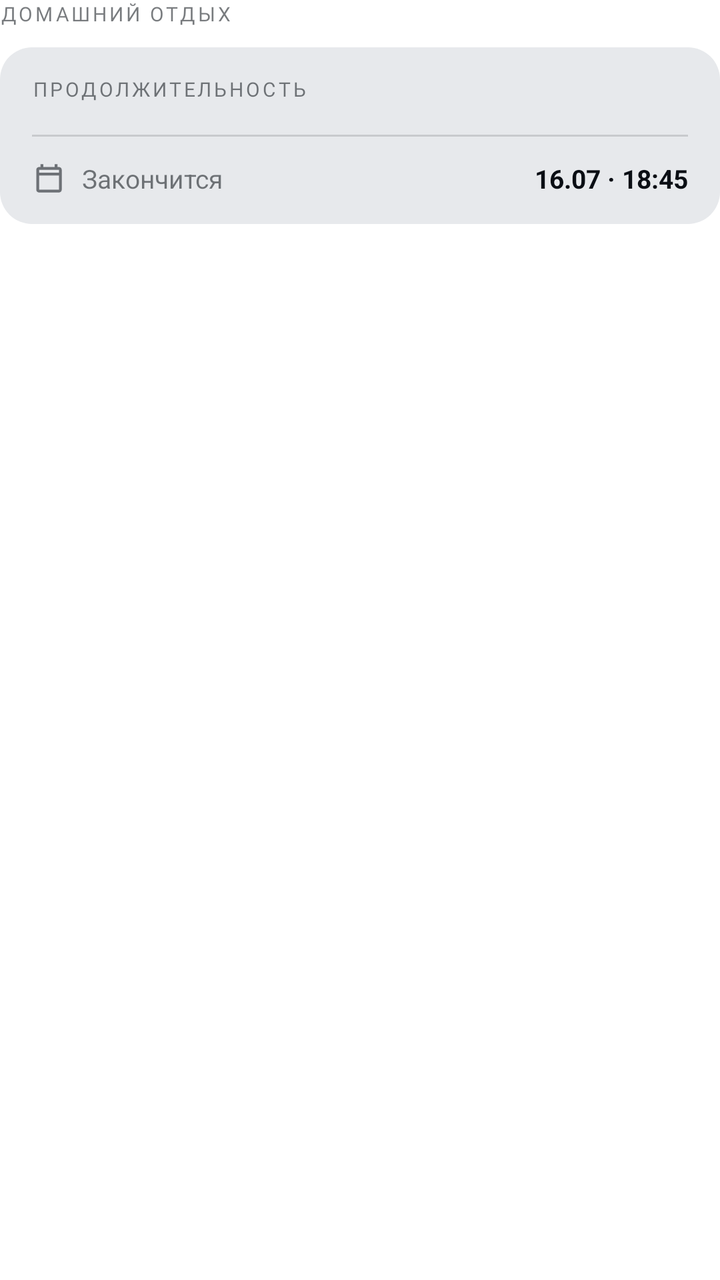
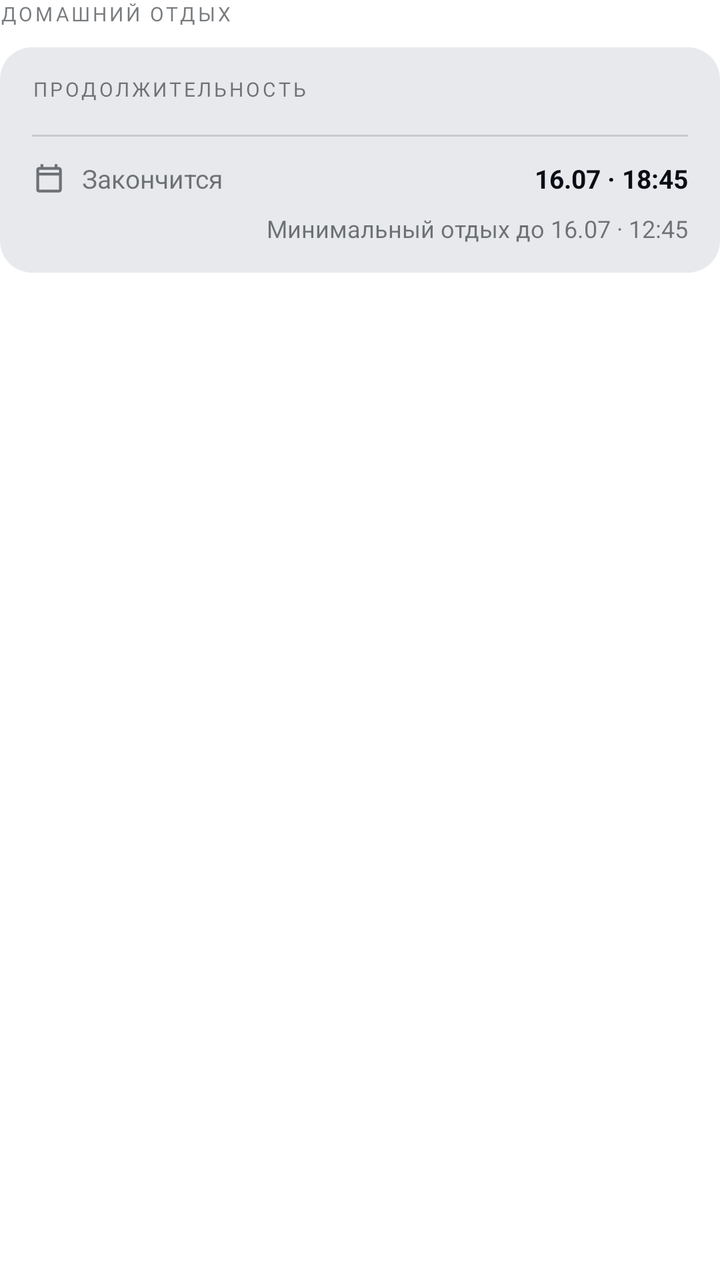

Screens rendered from an Android XML layout before and after an edit, with the pre-edit source and the edit as a unified diff.
<!-- AndroidManifest.xml: application theme Theme.LocoDriver -->
<!-- res/layout/widget_home_rest.xml -->
<?xml version="1.0" encoding="utf-8"?>
<LinearLayout xmlns:android="http://schemas.android.com/apk/res/android"
    android:layout_width="match_parent"
    android:layout_height="wrap_content"
    android:orientation="vertical">

    <TextView
        android:layout_width="wrap_content"
        android:layout_height="wrap_content"
        android:text="ДОМАШНИЙ ОТДЫХ"
        android:fontFamily="@font/jetbrains_mono_semibold"
        android:textColor="@color/widget_text_muted"
        android:textSize="10sp"
        android:letterSpacing="0.13"
        android:maxLines="1"
        android:layout_marginBottom="10dp" />

    <LinearLayout
        android:layout_width="match_parent"
        android:layout_height="wrap_content"
        android:orientation="vertical"
        android:background="@drawable/widget_subtle_block"
        android:paddingHorizontal="16dp"
        android:paddingVertical="14dp">

        <TextView
            android:layout_width="wrap_content"
            android:layout_height="wrap_content"
            android:text="ПРОДОЛЖИТЕЛЬНОСТЬ"
            android:fontFamily="@font/jetbrains_mono_semibold"
            android:textColor="@color/widget_text_muted"
            android:textSize="10sp"
            android:letterSpacing="0.13"
            android:maxLines="1" />

        <ImageView
            android:id="@+id/hr_duration"
            android:layout_width="wrap_content"
            android:layout_height="wrap_content"
            android:adjustViewBounds="true"
            android:layout_marginTop="4dp"
            android:contentDescription="Продолжительность" />

        <FrameLayout
            android:layout_width="match_parent"
            android:layout_height="1dp"
            android:layout_marginVertical="12dp"
            android:background="@color/widget_border_strong" />

        <LinearLayout
            android:layout_width="match_parent"
            android:layout_height="wrap_content"
            android:orientation="horizontal"
            android:gravity="center_vertical">

            <ImageView
                android:layout_width="17dp"
                android:layout_height="17dp"
                android:src="@drawable/widget_ic_calendar"
                android:contentDescription="" />

            <TextView
                android:layout_width="wrap_content"
                android:layout_height="wrap_content"
                android:layout_marginStart="8dp"
                android:text="Закончится"
                android:textColor="@color/widget_text_muted"
                android:textSize="13sp"
                android:maxLines="1" />

            <TextView
                android:id="@+id/hr_end"
                android:layout_width="0dp"
                android:layout_height="wrap_content"
                android:layout_weight="1"
                android:gravity="end"
                android:text="16.07 · 18:45"
                android:textColor="@color/widget_text"
                android:textSize="13sp"
                android:textStyle="bold"
                android:maxLines="1"
                android:ellipsize="end" />
        </LinearLayout>
    </LinearLayout>
</LinearLayout>
<!-- resources referenced by this layout -->
<resources>
  <color name="widget_border_strong">#240A0E14</color>
  <color name="widget_text">#FF0A0E14</color>
  <color name="widget_text_muted">#8C0A0E14</color>
  <!-- drawable widget_ic_calendar (drawable) -->
  <?xml version="1.0" encoding="utf-8"?>
  <vector xmlns:android="http://schemas.android.com/apk/res/android"
      android:width="24dp"
      android:height="24dp"
      android:viewportWidth="24"
      android:viewportHeight="24"
      android:tint="@color/widget_text_muted">
      <path
          android:fillColor="#FFFFFFFF"
          android:pathData="M19,4h-1V2h-2v2H8V2H6v2H5C3.9,4 3,4.9 3,6v14c0,1.1 0.9,2 2,2h14c1.1,0 2,-0.9 2,-2V6C21,4.9 20.1,4 19,4zM19,20H5V10h14V20zM19,8H5V6h14V8z" />
  </vector>
  <!-- drawable widget_subtle_block (drawable) -->
  <?xml version="1.0" encoding="utf-8"?>
  <shape xmlns:android="http://schemas.android.com/apk/res/android"
      android:shape="rectangle">
      <solid android:color="@color/widget_track" />
      <corners android:radius="16dp" />
  </shape>
  <style name="Theme.LocoDriver" parent="android:Theme.Material.Light.NoActionBar">
          <item name="android:statusBarColor">@android:color/transparent</item>
          <item name="android:navigationBarColor">@android:color/transparent</item>
          <item name="android:windowLightStatusBar">false</item>
          <item name="android:windowLightNavigationBar">false</item>
          
          <item name="android:windowBackground">@color/splash_bg</item>
      </style>
  <color name="widget_track">#FFE7E9EC</color>
  <color name="splash_bg">#FFFFFFFF</color>
</resources>

<!-- the commit's change to res/layout/widget_home_rest.xml (unified diff, before → after) -->
@@ -81,5 +81,14 @@
                 android:maxLines="1"
                 android:ellipsize="end" />
         </LinearLayout>
+        <TextView
+            android:id="@+id/hr_min_end"
+            android:layout_width="match_parent"
+            android:layout_height="wrap_content"
+            android:layout_marginTop="8dp"
+            android:text="Минимальный отдых до 16.07 · 12:45"
+            android:textColor="@color/widget_text_muted"
+            android:textSize="12sp"
+            android:gravity="end" />
     </LinearLayout>
 </LinearLayout>
